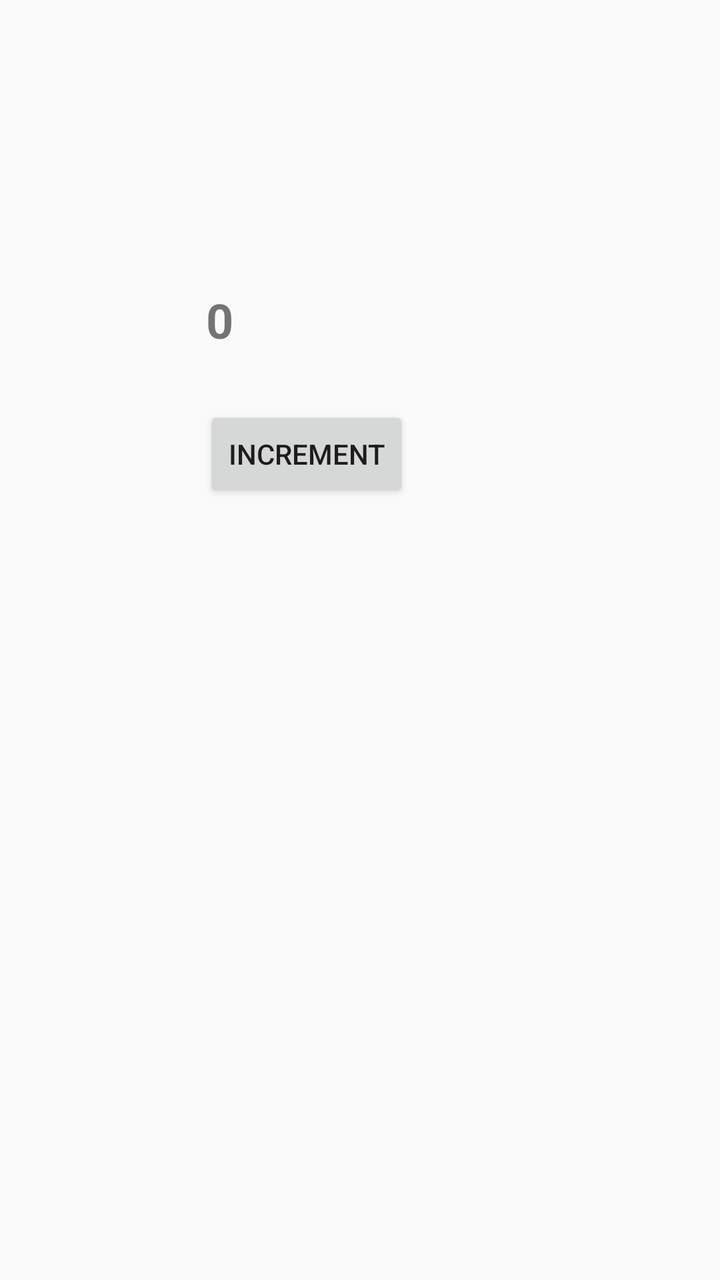
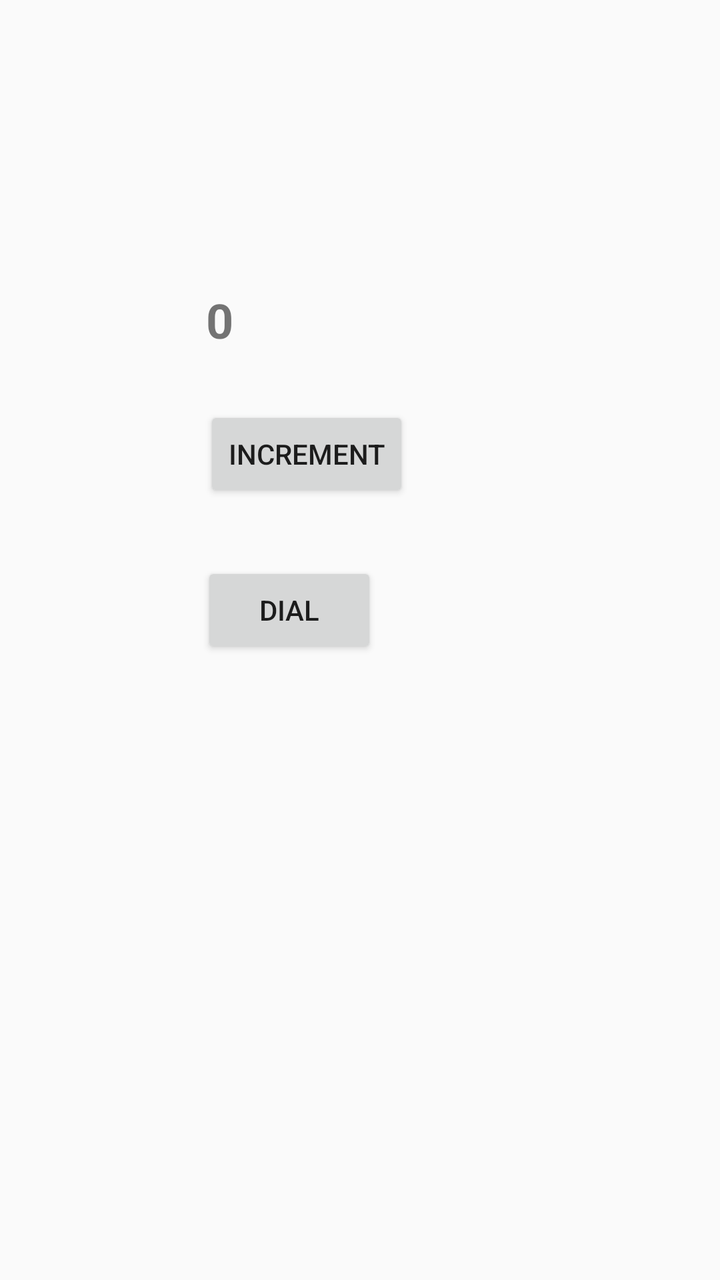

Two renders of the same Android screen: before a commit and after it. Below are the layout's source before the change and the commit's diff.
<!-- AndroidManifest.xml: application theme Theme.AppCompat.Light.NoActionBar -->
<!-- res/layout/activity_vmactivity.xml -->
<?xml version="1.0" encoding="utf-8"?>
<androidx.constraintlayout.widget.ConstraintLayout xmlns:android="http://schemas.android.com/apk/res/android"
    xmlns:app="http://schemas.android.com/apk/res-auto"
    xmlns:tools="http://schemas.android.com/tools"
    android:id="@+id/main"
    android:layout_width="match_parent"
    android:layout_height="match_parent"
    tools:context=".VMActivity">

    <TextView
        android:id="@+id/tvCount"
        android:layout_width="wrap_content"
        android:layout_height="wrap_content"
        android:layout_marginStart="1dp"
        android:layout_marginBottom="27dp"
        android:text="0"
        android:textSize="24dp"
        android:textStyle="bold"
        app:layout_constraintBottom_toTopOf="@+id/button"
        app:layout_constraintStart_toStartOf="@+id/button" />

    <Button
        android:id="@+id/button"
        android:layout_width="wrap_content"
        android:layout_height="wrap_content"
        android:layout_marginStart="102dp"
        android:layout_marginTop="203dp"
        android:onClick="handleButtonClick"
        android:text="increment"
        app:layout_constraintStart_toStartOf="parent"
        app:layout_constraintTop_toTopOf="parent" />
</androidx.constraintlayout.widget.ConstraintLayout>
<!-- resources referenced by this layout -->
<resources>

</resources>

<!-- the commit's change to res/layout/activity_vmactivity.xml (unified diff, before → after) -->
@@ -29,4 +29,15 @@
         android:text="increment"
         app:layout_constraintStart_toStartOf="parent"
         app:layout_constraintTop_toTopOf="parent" />
+
+    <Button
+        android:onClick="handleDial"
+        android:id="@+id/button2"
+        android:layout_width="wrap_content"
+        android:layout_height="wrap_content"
+        android:layout_marginTop="30dp"
+        android:layout_marginEnd="16dp"
+        android:text="dial"
+        app:layout_constraintEnd_toEndOf="@+id/button"
+        app:layout_constraintTop_toBottomOf="@+id/button" />
 </androidx.constraintlayout.widget.ConstraintLayout>
